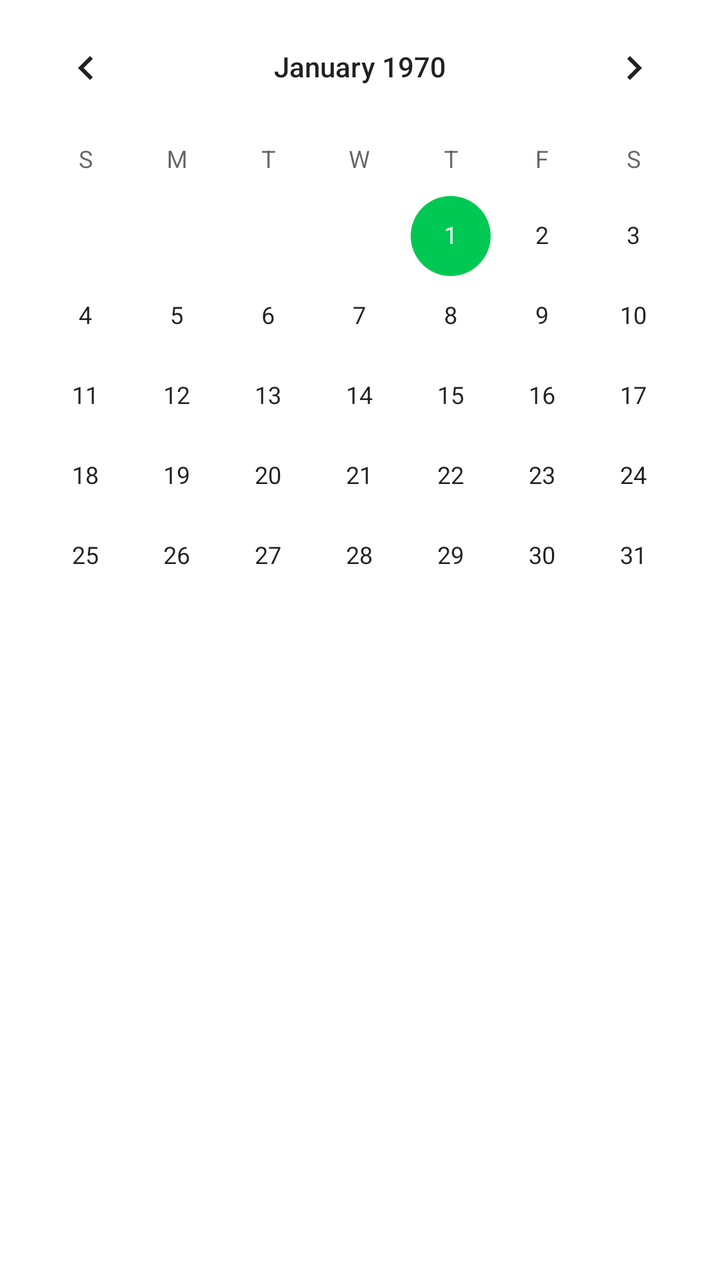
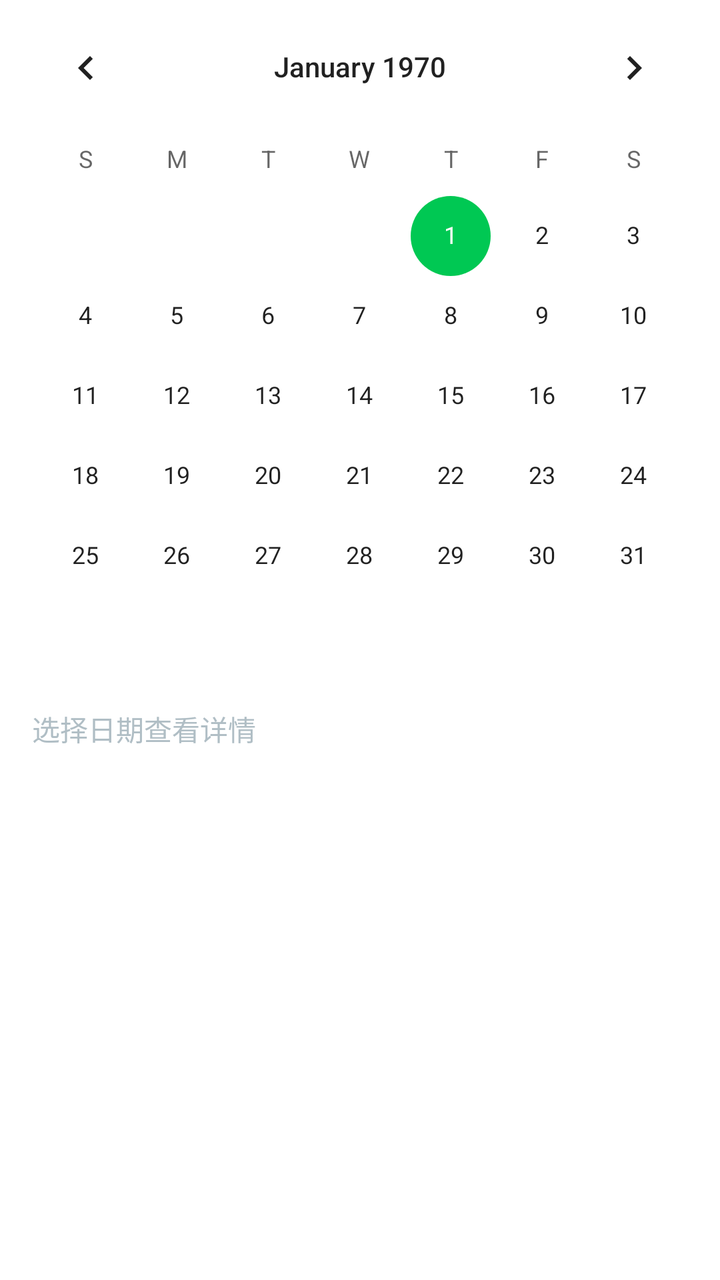

An Android layout rendered at two revisions. The XML below is the earlier revision; the diff shows what the commit changed to produce the second picture.
<!-- AndroidManifest.xml: application theme Theme.LifeTrack -->
<!-- res/layout/fragment_calendar.xml -->
<?xml version="1.0" encoding="utf-8"?>
<FrameLayout
    xmlns:android="http://schemas.android.com/apk/res/android"
    android:layout_width="match_parent"
    android:layout_height="match_parent">

    <CalendarView
        android:id="@+id/calendarView"
        android:layout_width="match_parent"
        android:layout_height="match_parent" />

</FrameLayout>
<!-- resources referenced by this layout -->
<resources>
  <style name="Theme.LifeTrack" parent="Theme.MaterialComponents.DayNight.NoActionBar">
          <item name="colorPrimary">@color/primary</item>
          <item name="colorPrimaryDark">@color/primary_dark</item>
          <item name="colorAccent">@color/accent</item>
          <item name="android:statusBarColor">@color/primary</item>
      </style>
  <color name="primary">#1A73E8</color>
  <color name="primary_dark">#1557B0</color>
  <color name="accent">#00C853</color>
</resources>

<!-- the commit's change to res/layout/fragment_calendar.xml (unified diff, before → after) -->
@@ -1,12 +1,22 @@
 <?xml version="1.0" encoding="utf-8"?>
-<FrameLayout
+<LinearLayout
     xmlns:android="http://schemas.android.com/apk/res/android"
     android:layout_width="match_parent"
-    android:layout_height="match_parent">
+    android:layout_height="match_parent"
+    android:orientation="vertical">
 
     <CalendarView
         android:id="@+id/calendarView"
         android:layout_width="match_parent"
-        android:layout_height="match_parent" />
+        android:layout_height="wrap_content" />
 
-</FrameLayout>
+    <TextView
+        android:id="@+id/tvSummary"
+        android:layout_width="match_parent"
+        android:layout_height="wrap_content"
+        android:padding="16dp"
+        android:text="选择日期查看详情"
+        android:textSize="14sp"
+        android:textColor="@color/text_secondary" />
+
+</LinearLayout>
<!-- resource entries referenced after the edit -->
@@ -1,5 +1,6 @@
 <!-- resources referenced by this layout -->
 <resources>
+  <color name="text_secondary">#B0BEC5</color>
   <style name="Theme.LifeTrack" parent="Theme.MaterialComponents.DayNight.NoActionBar">
           <item name="colorPrimary">@color/primary</item>
           <item name="colorPrimaryDark">@color/primary_dark</item>
